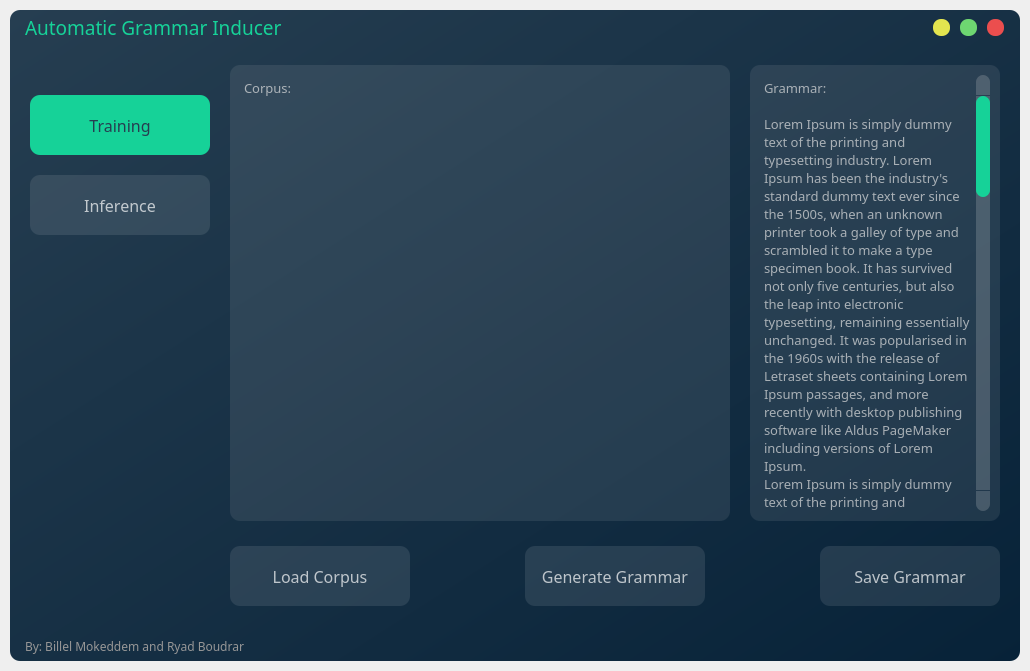
The window that frontend/interface.ui (mokeddembillel/NLP-Grammar-Inducer) describes before a commit, drawn with Qt 5.
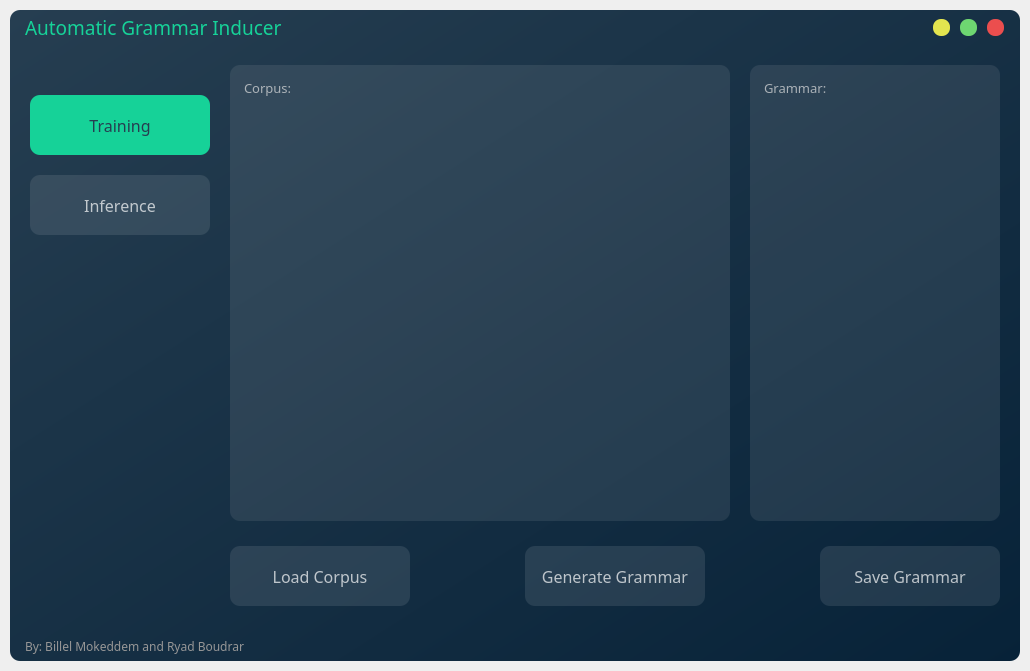
The same window after the commit.

Commit message: Complete implementing generate grammar

The edit to the form file:
```diff
--- a/frontend/interface.ui
+++ b/frontend/interface.ui
@@ -816,16 +816,6 @@
                             <property name="plainText">
                              <string>Grammar:
 
-Lorem Ipsum is simply dummy text of the printing and typesetting industry. Lorem Ipsum has been the industry's standard dummy text ever since the 1500s, when an unknown printer took a galley of type and scrambled it to make a type specimen book. It has survived not only five centuries, but also the leap into electronic typesetting, remaining essentially unchanged. It was popularised in the 1960s with the release of Letraset sheets containing Lorem Ipsum passages, and more recently with desktop publishing software like Aldus PageMaker including versions of Lorem Ipsum.
-Lorem Ipsum is simply dummy text of the printing and typesetting industry. Lorem Ipsum has been the industry's standard dummy text ever since the 1500s, when an unknown printer took a galley of type and scrambled it to make a type specimen book. It has survived not only five centuries, but also the leap into electronic typesetting, remaining essentially unchanged. It was popularised in the 1960s with the release of Letraset sheets containing Lorem Ipsum passages, and more recently with desktop publishing software like Aldus PageMaker including versions of Lorem Ipsum.
-Lorem Ipsum is simply dummy text of the printing and typesetting industry. Lorem Ipsum has been the industry's standard dummy text ever since the 1500s, when an unknown printer took a galley of type and scrambled it to make a type specimen book. It has survived not only five centuries, but also the leap into electronic typesetting, remaining essentially unchanged. It was popularised in the 1960s with the release of Letraset sheets containing Lorem Ipsum passages, and more recently with desktop publishing software like Aldus PageMaker including versions of Lorem Ipsum.
-Lorem Ipsum is simply dummy text of the printing and typesetting industry. Lorem Ipsum has been the industry's standard dummy text ever since the 1500s, when an unknown printer took a galley of type and scrambled it to make a type specimen book. It has survived not only five centuries, but also the leap into electronic typesetting, remaining essentially unchanged. It was popularised in the 1960s with the release of Letraset sheets containing Lorem Ipsum passages, and more recently with desktop publishing software like Aldus PageMaker including versions of Lorem Ipsum.Lorem Ipsum is simply dummy text of the printing and typesetting industry. Lorem Ipsum has been the industry's standard dummy text ever since the 1500s, when an unknown printer took a galley of type and scrambled it to make a type specimen book. It has survived not only five centuries, but also the leap into electronic typesetting, remaining essentially unchanged. It was popularised in the 1960s with the release of Letraset sheets containing Lorem Ipsum passages, and more recently with desktop publishing software like Aldus PageMaker including versions of Lorem Ipsum.
-Lorem Ipsum is simply dummy text of the printing and typesetting industry. Lorem Ipsum has been the industry's standard dummy text ever since the 1500s, when an unknown printer took a galley of type and scrambled it to make a type specimen book. It has survived not only five centuries, but also the leap into electronic typesetting, remaining essentially unchanged. It was popularised in the 1960s with the release of Letraset sheets containing Lorem Ipsum passages, and more recently with desktop publishing software like Aldus PageMaker including versions of Lorem Ipsum.
-Lorem Ipsum is simply dummy text of the printing and typesetting industry. Lorem Ipsum has been the industry's standard dummy text ever since the 1500s, when an unknown printer took a galley of type and scrambled it to make a type specimen book. It has survived not only five centuries, but also the leap into electronic typesetting, remaining essentially unchanged. It was popularised in the 1960s with the release of Letraset sheets containing Lorem Ipsum passages, and more recently with desktop publishing software like Aldus PageMaker including versions of Lorem Ipsum.
-Lorem Ipsum is simply dummy text of the printing and typesetting industry. Lorem Ipsum has been the industry's standard dummy text ever since the 1500s, when an unknown printer took a galley of type and scrambled it to make a type specimen book. It has survived not only five centuries, but also the leap into electronic typesetting, remaining essentially unchanged. It was popularised in the 1960s with the release of Letraset sheets containing Lorem Ipsum passages, and more recently with desktop publishing software like Aldus PageMaker including versions of Lorem Ipsum.Lorem Ipsum is simply dummy text of the printing and typesetting industry. Lorem Ipsum has been the industry's standard dummy text ever since the 1500s, when an unknown printer took a galley of type and scrambled it to make a type specimen book. It has survived not only five centuries, but also the leap into electronic typesetting, remaining essentially unchanged. It was popularised in the 1960s with the release of Letraset sheets containing Lorem Ipsum passages, and more recently with desktop publishing software like Aldus PageMaker including versions of Lorem Ipsum.
-Lorem Ipsum is simply dummy text of the printing and typesetting industry. Lorem Ipsum has been the industry's standard dummy text ever since the 1500s, when an unknown printer took a galley of type and scrambled it to make a type specimen book. It has survived not only five centuries, but also the leap into electronic typesetting, remaining essentially unchanged. It was popularised in the 1960s with the release of Letraset sheets containing Lorem Ipsum passages, and more recently with desktop publishing software like Aldus PageMaker including versions of Lorem Ipsum.
-Lorem Ipsum is simply dummy text of the printing and typesetting industry. Lorem Ipsum has been the industry's standard dummy text ever since the 1500s, when an unknown printer took a galley of type and scrambled it to make a type specimen book. It has survived not only five centuries, but also the leap into electronic typesetting, remaining essentially unchanged. It was popularised in the 1960s with the release of Letraset sheets containing Lorem Ipsum passages, and more recently with desktop publishing software like Aldus PageMaker including versions of Lorem Ipsum.
-Lorem Ipsum is simply dummy text of the printing and typesetting industry. Lorem Ipsum has been the industry's standard dummy text ever since the 1500s, when an unknown printer took a galley of type and scrambled it to make a type specimen book. It has survived not only five centuries, but also the leap into electronic typesetting, remaining essentially unchanged. It was popularised in the 1960s with the release of Letraset sheets containing Lorem Ipsum passages, and more recently with desktop publishing software like Aldus PageMaker including versions of Lorem Ipsum.
 </string>
                             </property>
                            </widget>
```
The commit also changes 2 other files.
